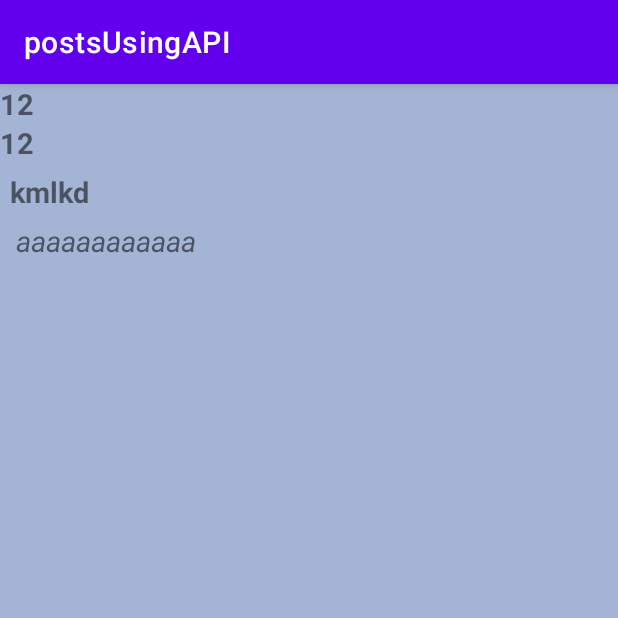
After one commit to makkawy16/posts-Using-API, an Android app: the fragment PostDetailsFragment placed in its activity, on a phone screen of 412 x 824 dp, the top half of it. The commit adds this screen. Run offline under Robolectric (Android 15) with nearby library versions, the phone set to English and light mode, and no system bars; our stand-ins replace sdp/ssp sizes; 1 statement that could not run was skipped.

Commit message:
get one post response

```diff
--- a/app/src/main/java/com/example/postsusingapi/data/source/remote/WebService.java
+++ b/app/src/main/java/com/example/postsusingapi/data/source/remote/WebService.java
@@ -7,10 +7,14 @@ import java.util.List;
 
 import retrofit2.Call;
 import retrofit2.http.GET;
+import retrofit2.http.Path;
 
 public interface WebService {
 
     @GET("posts")
     Call<List<PostResponseItem>> getPosts(); // leh call 3shan ana msh 3arf w2tha amta m3rfsh htakhod ad eh  call btshtghl fl main thread
 
+    @GET("posts/{id}")
+    Call<PostResponseItem> getPostDetails(@Path("id") int id);
+
 }
--- a/app/src/main/java/com/example/postsusingapi/ui/Adapter/PostsAdapter.java
+++ b/app/src/main/java/com/example/postsusingapi/ui/Adapter/PostsAdapter.java
@@ -4,7 +4,6 @@ import android.view.LayoutInflater;
 import android.view.View;
 import android.view.ViewGroup;
 
-import androidx.annotation.DrawableRes;
 import androidx.annotation.NonNull;
 import androidx.recyclerview.widget.RecyclerView;
 
@@ -16,6 +15,11 @@ import java.util.List;
 public class PostsAdapter extends RecyclerView.Adapter<PostsAdapter.viewHolder> {
 
     private List<PostResponseItem> postResponseItemList;
+    private PostCLick postCLick;
+
+    public PostsAdapter(PostCLick postCLick) {
+        this.postCLick = postCLick;
+    }
 
     public void addPosts(List<PostResponseItem> postResponseItemList) {
         this.postResponseItemList = postResponseItemList;
@@ -46,12 +50,24 @@ public class PostsAdapter extends RecyclerView.Adapter<PostsAdapter.viewHolder>
         return postResponseItemList == null ? 0 : postResponseItemList.size();
     }
 
-    static class viewHolder extends RecyclerView.ViewHolder {
+     class viewHolder extends RecyclerView.ViewHolder {
         ItemPostLayoutBinding binding;
 
         public viewHolder(ItemPostLayoutBinding binding) {
             super(binding.getRoot());
             this.binding = binding;
+            binding.getRoot().setOnClickListener(new View.OnClickListener() {
+                @Override
+                public void onClick(View v) {
+                    postCLick.postCLicked(postResponseItemList.get(getLayoutPosition()));
+                }
+            });
         }
     }
+
+    public interface PostCLick {
+        public void postCLicked(PostResponseItem postResponseItem);
+    }
+
+
 }
--- /dev/null
+++ b/app/src/main/java/com/example/postsusingapi/ui/PostDetailsFragment.java
@@ -0,0 +1,78 @@
+package com.example.postsusingapi.ui;
+
+import android.os.Bundle;
+
+import androidx.annotation.NonNull;
+import androidx.annotation.Nullable;
+import androidx.fragment.app.Fragment;
+
+import android.util.Log;
+import android.view.LayoutInflater;
+import android.view.View;
+import android.view.ViewGroup;
+
+import com.example.postsusingapi.R;
+import com.example.postsusingapi.data.model.PostResponseItem;
+import com.example.postsusingapi.data.source.remote.RetrofitClient;
+import com.example.postsusingapi.databinding.FragmentPostDetailsBinding;
+
+import retrofit2.Call;
+import retrofit2.Callback;
+import retrofit2.Response;
+
+
+public class PostDetailsFragment extends Fragment {
+
+    FragmentPostDetailsBinding binding;
+
+
+    public PostDetailsFragment() {
+        // Required empty public constructor
+    }
+
+
+    @Override
+    public void onCreate(Bundle savedInstanceState) {
+        super.onCreate(savedInstanceState);
+        int postID =PostDetailsFragmentArgs.fromBundle(getArguments())
+                .getPostId();
+
+        RetrofitClient.getWebService().getPostDetails(postID)
+                .enqueue(new Callback<PostResponseItem>() {
+                    @Override
+                    public void onResponse(Call<PostResponseItem> call, Response<PostResponseItem> response) {
+                        Log.d("ttttttttt", "onResponse: " + response.body());
+                    }
+
+                    @Override
+                    public void onFailure(Call<PostResponseItem> call, Throwable t) {
+                        Log.d("ttttttttt", "onFailure: " +t.getLocalizedMessage());
+                    }
+                });
+
+    }
+
+
+
+    @Override
+    public View onCreateView(LayoutInflater inflater, ViewGroup container,
+                             Bundle savedInstanceState) {
+        // Inflate the layout for this fragment
+        return inflater.inflate(R.layout.fragment_post_details, container, false);
+    }
+
+    @Override
+    public void onViewCreated(@NonNull View view, @Nullable Bundle savedInstanceState) {
+        super.onViewCreated(view, savedInstanceState);
+        binding = FragmentPostDetailsBinding.bind(view);
+
+
+    }
+
+
+    @Override
+    public void onDestroyView() {
+        super.onDestroyView();
+        binding = null;
+    }
+}
--- a/app/src/main/java/com/example/postsusingapi/ui/postsFragment.java
+++ b/app/src/main/java/com/example/postsusingapi/ui/postsFragment.java
@@ -5,6 +5,7 @@ import android.os.Bundle;
 import androidx.annotation.NonNull;
 import androidx.annotation.Nullable;
 import androidx.fragment.app.Fragment;
+import androidx.navigation.Navigation;
 import androidx.recyclerview.widget.LinearLayoutManager;
 
 import android.util.Log;
@@ -26,7 +27,7 @@ import retrofit2.Callback;
 import retrofit2.Response;
 
 
-public class postsFragment extends Fragment {
+public class postsFragment extends Fragment implements PostsAdapter.PostCLick {
 
     private FragmentPostsBinding binding;
     private PostsAdapter postsAdapter;
@@ -36,7 +37,7 @@ public class postsFragment extends Fragment {
     }
 
     private void initRecycler() {
-        postsAdapter = new PostsAdapter();
+        postsAdapter = new PostsAdapter(this);
         binding.postsRecycler.setLayoutManager(new LinearLayoutManager(requireContext()));
         binding.postsRecycler.setAdapter(postsAdapter);
     }
@@ -81,8 +82,14 @@ public class postsFragment extends Fragment {
     }
 
     @Override
-    public void onDestroy() {
-        super.onDestroy();
+    public void onDestroyView() {
+        super.onDestroyView();
         binding = null;
     }
+
+    @Override
+    public void postCLicked(PostResponseItem postResponseItem) {
+        Navigation.findNavController(getView())
+                .navigate(postsFragmentDirections.actionPostsFragmentToPostDetailsFragment(postResponseItem.getId()));
+    }
 }
--- /dev/null
+++ b/app/src/main/res/layout/fragment_post_details.xml
@@ -0,0 +1,45 @@
+<?xml version="1.0" encoding="utf-8"?>
+<LinearLayout xmlns:android="http://schemas.android.com/apk/res/android"
+    xmlns:tools="http://schemas.android.com/tools"
+    android:layout_width="match_parent"
+    android:layout_height="match_parent"
+    android:orientation="vertical"
+    android:background="#A4B4D5"
+    tools:context=".ui.PostDetailsFragment">
+
+    <TextView
+        android:id="@+id/user_id"
+        android:layout_width="wrap_content"
+        android:layout_height="wrap_content"
+        android:text="12"
+        android:textSize="@dimen/_15ssp"
+        android:textStyle="bold"/>
+    <TextView
+        android:id="@+id/post_id"
+        android:layout_width="wrap_content"
+        android:layout_height="wrap_content"
+        android:text="12"
+        android:textSize="@dimen/_15ssp"
+        android:textStyle="bold"/>
+    <TextView
+        android:id="@+id/post_title"
+        android:layout_width="wrap_content"
+        android:layout_height="wrap_content"
+        android:text="kmlkd"
+        android:padding="@dimen/_5sdp"
+        android:textSize="@dimen/_15ssp"
+        android:textStyle="bold"/>
+    <TextView
+        android:id="@+id/post_body"
+        android:layout_width="wrap_content"
+        android:layout_height="wrap_content"
+        android:text="aaaaaaaaaaaa"
+        android:layout_marginStart="@dimen/_8sdp"
+        android:textSize="@dimen/_15ssp"
+        android:textStyle="italic"/>
+
+
+
+
+
+</LinearLayout>
--- a/app/src/main/res/navigation/nav_post_graph.xml
+++ b/app/src/main/res/navigation/nav_post_graph.xml
@@ -9,5 +9,18 @@
         android:id="@+id/postsFragment"
         android:name="com.example.postsusingapi.ui.postsFragment"
         android:label="fragment_posts"
-        tools:layout="@layout/fragment_posts" />
+        tools:layout="@layout/fragment_posts" >
+        <action
+            android:id="@+id/action_postsFragment_to_postDetailsFragment"
+            app:destination="@id/postDetailsFragment" />
+    </fragment>
+    <fragment
+        android:id="@+id/postDetailsFragment"
+        android:name="com.example.postsusingapi.ui.PostDetailsFragment"
+        android:label="fragment_post_details"
+        tools:layout="@layout/fragment_post_details" >
+        <argument
+            android:name="postId"
+            app:argType="integer" />
+    </fragment>
 </navigation>
```
